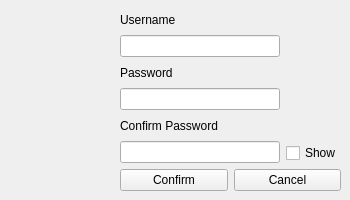
Above: src/windows/login.ui from fast-food-finder-associates/FastFoodFinder before the change. Below: the same form after it.
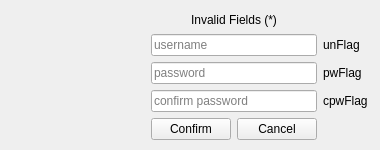
That is the form after the change. The open tabs and pages were chosen to show the change. Icons and pictures are not drawn.

Commit message:
Login rework (#17)
* C++14 standard included

* Login UI reworked

The edit to the form file:
```diff
--- a/src/windows/login.ui
+++ b/src/windows/login.ui
@@ -6,8 +6,8 @@
    <rect>
     <x>0</x>
     <y>0</y>
-    <width>350</width>
-    <height>200</height>
+    <width>380</width>
+    <height>150</height>
    </rect>
   </property>
   <property name="windowTitle">
@@ -17,13 +17,16 @@
    <iconset resource="../../res.qrc">
     <normaloff>:/res/missing.png</normaloff>:/res/missing.png</iconset>
   </property>
+  <property name="styleSheet">
+   <string notr="true"/>
+  </property>
   <widget class="QLabel" name="label_logo">
    <property name="geometry">
     <rect>
-     <x>9</x>
-     <y>9</y>
-     <width>101</width>
-     <height>181</height>
+     <x>10</x>
+     <y>10</y>
+     <width>128</width>
+     <height>128</height>
     </rect>
    </property>
    <property name="text">
@@ -33,10 +36,10 @@
   <widget class="QStackedWidget" name="stackedWidget">
    <property name="geometry">
     <rect>
-     <x>120</x>
+     <x>150</x>
      <y>10</y>
-     <width>221</width>
-     <height>181</height>
+     <width>231</width>
+     <height>131</height>
     </rect>
    </property>
    <property name="currentIndex">
@@ -211,109 +214,133 @@
     <widget class="QWidget" name="layoutWidget_2">
      <property name="geometry">
       <rect>
-       <x>0</x>
-       <y>0</y>
+       <x>1</x>
+       <y>1</y>
        <width>221</width>
-       <height>181</height>
+       <height>129</height>
       </rect>
      </property>
-     <layout class="QVBoxLayout" name="verticalLayout_4">
-      <item>
-       <layout class="QHBoxLayout" name="horizontalLayout_3">
-        <item>
-         <layout class="QVBoxLayout" name="verticalLayout_5">
-          <item>
-           <widget class="QLabel" name="label_usernameReg">
-            <property name="text">
-             <string>Username</string>
-            </property>
-            <property name="buddy">
-             <cstring>lineEdit_username</cstring>
-            </property>
-           </widget>
-          </item>
-          <item>
-           <widget class="QLineEdit" name="lineEdit_usernameReg"/>
-          </item>
-          <item>
-           <widget class="QLabel" name="label_passwordReg">
-            <property name="text">
-             <string>Password</string>
-            </property>
-            <property name="buddy">
-             <cstring>lineEdit_password</cstring>
-            </property>
-           </widget>
-          </item>
-          <item>
-           <widget class="QLineEdit" name="lineEdit_passwordReg">
-            <property name="echoMode">
-             <enum>QLineEdit::Password</enum>
-            </property>
-           </widget>
-          </item>
-          <item>
-           <widget class="QLabel" name="label_confirmPassword">
-            <property name="text">
-             <string>Confirm Password</string>
-            </property>
-            <property name="buddy">
-             <cstring>lineEdit_password</cstring>
-            </property>
-           </widget>
-          </item>
-          <item>
-           <widget class="QLineEdit" name="lineEdit_confirmPassword">
-            <property name="echoMode">
-             <enum>QLineEdit::Password</enum>
-            </property>
-           </widget>
-          </item>
-         </layout>
-        </item>
-        <item>
-         <layout class="QVBoxLayout" name="verticalLayout_6">
-          <item>
-           <spacer name="verticalSpacer_2">
-            <property name="orientation">
-             <enum>Qt::Vertical</enum>
-            </property>
-            <property name="sizeHint" stdset="0">
-             <size>
-              <width>20</width>
-              <height>40</height>
-             </size>
-            </property>
-           </spacer>
-          </item>
-          <item>
-           <widget class="QCheckBox" name="checkBox_showPWReg">
-            <property name="text">
-             <string>Show</string>
-            </property>
-           </widget>
-          </item>
-         </layout>
-        </item>
-       </layout>
+     <layout class="QGridLayout" name="gridLayout_2">
+      <item row="2" column="2">
+       <widget class="QLabel" name="label_passwordReg">
+        <property name="sizePolicy">
+         <sizepolicy hsizetype="Preferred" vsizetype="Preferred">
+          <horstretch>0</horstretch>
+          <verstretch>0</verstretch>
+         </sizepolicy>
+        </property>
+        <property name="text">
+         <string>pwFlag</string>
+        </property>
+       </widget>
       </item>
-      <item>
-       <layout class="QHBoxLayout" name="horizontalLayout_7">
-        <item>
-         <widget class="QPushButton" name="pushButton_confirmReg">
-          <property name="text">
-           <string>Confirm</string>
-          </property>
-         </widget>
-        </item>
-        <item>
-         <widget class="QPushButton" name="pushButton_cancelReg">
-          <property name="text">
-           <string>Cancel</string>
-          </property>
-         </widget>
-        </item>
-       </layout>
+      <item row="1" column="2">
+       <widget class="QLabel" name="label_usernameReg">
+        <property name="sizePolicy">
+         <sizepolicy hsizetype="Preferred" vsizetype="Preferred">
+          <horstretch>0</horstretch>
+          <verstretch>0</verstretch>
+         </sizepolicy>
+        </property>
+        <property name="text">
+         <string>unFlag</string>
+        </property>
+       </widget>
+      </item>
+      <item row="4" column="0">
+       <widget class="QPushButton" name="pushButton_confirmReg">
+        <property name="text">
+         <string>Confirm</string>
+        </property>
+       </widget>
+      </item>
+      <item row="3" column="2">
+       <widget class="QLabel" name="label_confirmPassword">
+        <property name="sizePolicy">
+         <sizepolicy hsizetype="Preferred" vsizetype="Preferred">
+          <horstretch>0</horstretch>
+          <verstretch>0</verstretch>
+         </sizepolicy>
+        </property>
+        <property name="text">
+         <string>cpwFlag</string>
+        </property>
+       </widget>
+      </item>
+      <item row="4" column="1">
+       <widget class="QPushButton" name="pushButton_cancelReg">
+        <property name="text">
+         <string>Cancel</string>
+        </property>
+       </widget>
+      </item>
+      <item row="3" column="0" colspan="2">
+       <widget class="QLineEdit" name="lineEdit_confirmPassword">
+        <property name="sizePolicy">
+         <sizepolicy hsizetype="Preferred" vsizetype="Preferred">
+          <horstretch>0</horstretch>
+          <verstretch>0</verstretch>
+         </sizepolicy>
+        </property>
+        <property name="echoMode">
+         <enum>QLineEdit::Password</enum>
+        </property>
+        <property name="placeholderText">
+         <string>confirm password</string>
+        </property>
+       </widget>
+      </item>
+      <item row="2" column="0" colspan="2">
+       <widget class="QLineEdit" name="lineEdit_passwordReg">
+        <property name="sizePolicy">
+         <sizepolicy hsizetype="Preferred" vsizetype="Preferred">
+          <horstretch>0</horstretch>
+          <verstretch>0</verstretch>
+         </sizepolicy>
+        </property>
+        <property name="echoMode">
+         <enum>QLineEdit::Password</enum>
+        </property>
+        <property name="placeholderText">
+         <string>password</string>
+        </property>
+       </widget>
+      </item>
+      <item row="1" column="0" colspan="2">
+       <widget class="QLineEdit" name="lineEdit_usernameReg">
+        <property name="sizePolicy">
+         <sizepolicy hsizetype="Preferred" vsizetype="Preferred">
+          <horstretch>0</horstretch>
+          <verstretch>0</verstretch>
+         </sizepolicy>
+        </property>
+        <property name="placeholderText">
+         <string>username</string>
+        </property>
+       </widget>
+      </item>
+      <item row="0" column="2">
+       <spacer name="verticalSpacer_2">
+        <property name="orientation">
+         <enum>Qt::Vertical</enum>
+        </property>
+        <property name="sizeHint" stdset="0">
+         <size>
+          <width>20</width>
+          <height>40</height>
+         </size>
+        </property>
+       </spacer>
+      </item>
+      <item row="0" column="0" colspan="2">
+       <widget class="QLabel" name="label_regMsg">
+        <property name="text">
+         <string>Invalid Fields (*)</string>
+        </property>
+        <property name="alignment">
+         <set>Qt::AlignCenter</set>
+        </property>
+       </widget>
       </item>
      </layout>
     </widget>
```
Left out of the diff: 223 changed lines with no effect on the pictures. The commit also changes 3 other files.
